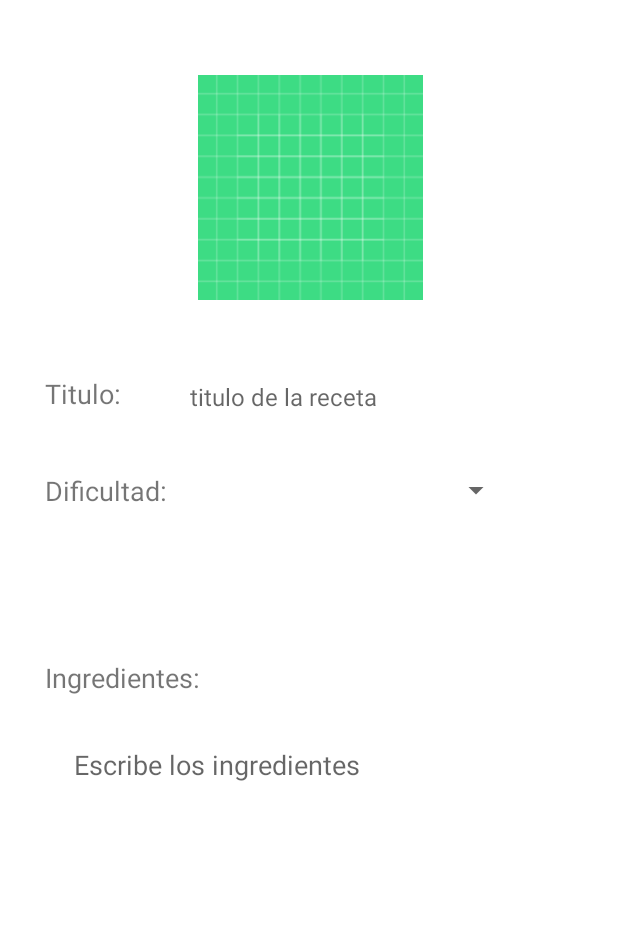
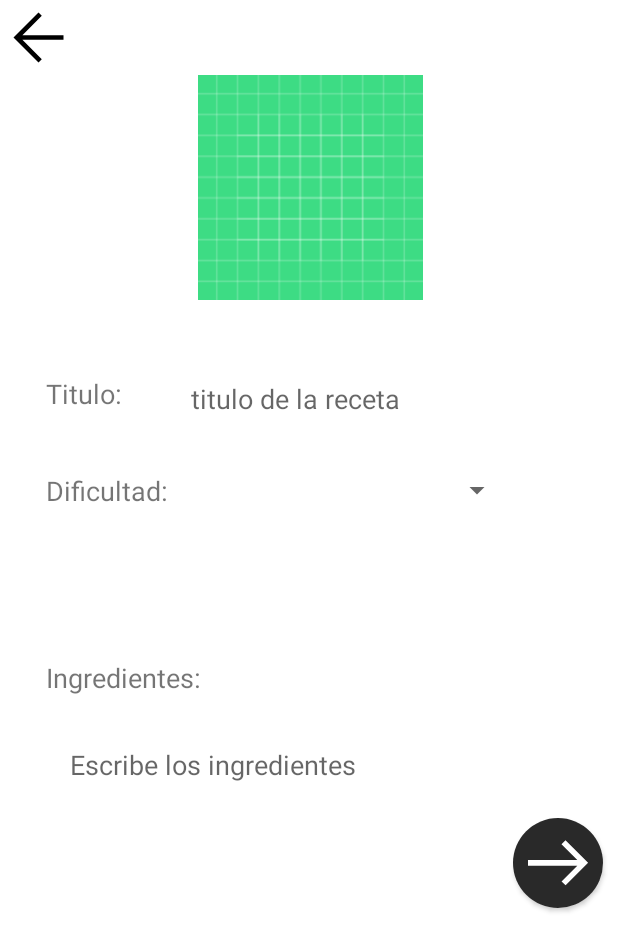
Before and after one commit to MarcoFidelVasquezRivera/spoon, an Android app: the CreateRecipeActivity screen opened directly, with no data from a screen before it, on a phone screen of 412 x 824 dp. Shown: the top 951 px of the screen. Run offline under Robolectric (Android 15) with nearby library versions, the phone set to English and light mode, and no system bars.

Commit message:
created view where the steps for the recipe are written

```diff
--- a/app/src/main/AndroidManifest.xml
+++ b/app/src/main/AndroidManifest.xml
@@ -11,6 +11,9 @@
         android:supportsRtl="true"
         android:theme="@style/Theme.Spooonapp"
         tools:targetApi="31">
+        <activity
+            android:name=".CreateRecipeStepsActivity"
+            android:exported="false" />
         <activity
             android:name=".CreateRecipeActivity"
             android:exported="false" />
--- a/app/src/main/java/com/example/spooon_app/CreateRecipeActivity.kt
+++ b/app/src/main/java/com/example/spooon_app/CreateRecipeActivity.kt
@@ -1,12 +1,37 @@
 package com.example.spooon_app
 
+import android.content.Intent
 import androidx.appcompat.app.AppCompatActivity
 import android.os.Bundle
+import androidx.activity.result.ActivityResult
+import androidx.activity.result.contract.ActivityResultContracts
+import com.example.spooon_app.databinding.ActivityCreateRecipeBinding
+import com.example.spooon_app.databinding.ActivityMainBinding
 
 class CreateRecipeActivity : AppCompatActivity() {
 
+    private val binding: ActivityCreateRecipeBinding by lazy{
+        ActivityCreateRecipeBinding.inflate(layoutInflater)
+    }
     override fun onCreate(savedInstanceState: Bundle?) {
         super.onCreate(savedInstanceState)
-        setContentView(R.layout.activity_create_recipe)
+        setContentView(binding.root)
+
+        binding.goBackBtn.setOnClickListener {
+            setResult(RESULT_CANCELED)
+            finish()
+        }
+
+        val launcher = registerForActivityResult(ActivityResultContracts.StartActivityForResult(),::onResult)
+        binding.createRecipeBtn.setOnClickListener {
+            binding.createRecipeBtn.setOnClickListener {
+                val intent = Intent(this, CreateRecipeStepsActivity::class.java)
+                launcher.launch(intent)
+            }
+        }
+
+    }
+    fun onResult(result: ActivityResult){
+
     }
 }
--- /dev/null
+++ b/app/src/main/res/drawable/arrow_back_48px.xml
@@ -0,0 +1,10 @@
+<vector xmlns:android="http://schemas.android.com/apk/res/android"
+    android:width="48dp"
+    android:height="48dp"
+    android:viewportWidth="960"
+    android:viewportHeight="960"
+    android:tint="?attr/colorControlNormal">
+  <path
+      android:fillColor="@android:color/white"
+      android:pathData="M480,800L160,480L480,160L522,202L274,450L800,450L800,510L274,510L522,758L480,800Z"/>
+</vector>
--- /dev/null
+++ b/app/src/main/res/drawable/arrow_right_alt_48px.xml
@@ -0,0 +1,10 @@
+<vector xmlns:android="http://schemas.android.com/apk/res/android"
+    android:width="48dp"
+    android:height="48dp"
+    android:viewportWidth="960"
+    android:viewportHeight="960"
+    android:tint="?attr/colorControlNormal">
+  <path
+      android:fillColor="@android:color/white"
+      android:pathData="M561,718L518,676L686,508L160,508L160,448L686,448L517,279L560,237L801,478L561,718Z"/>
+</vector>
--- a/app/src/main/res/layout/activity_create_recipe.xml
+++ b/app/src/main/res/layout/activity_create_recipe.xml
@@ -9,8 +9,8 @@
     android:layout_height="match_parent">
 
     <androidx.constraintlayout.widget.ConstraintLayout
-        android:layout_width="match_parent"
-        android:layout_height="match_parent"
+        android:layout_width="wrap_content"
+        android:layout_height="wrap_content"
         app:layout_constraintBottom_toBottomOf="parent"
         app:layout_constraintEnd_toEndOf="parent"
         app:layout_constraintStart_toStartOf="parent"
@@ -26,22 +26,6 @@
             android:spinnerMode="dropdown"
             app:layout_constraintStart_toEndOf="@+id/textView3"
             app:layout_constraintTop_toBottomOf="@+id/textView2" />
-
-        <EditText
-            android:id="@+id/ingredientsET"
-            style="@style/Widget.Material3.AutoCompleteTextView.OutlinedBox.Dense"
-            android:layout_width="345dp"
-            android:layout_height="wrap_content"
-            android:layout_marginStart="30dp"
-            android:layout_marginTop="20dp"
-            android:layout_marginEnd="30dp"
-            android:ems="10"
-            android:hint="Escribe los ingredientes"
-            android:inputType="textPersonName"
-            android:textSize="18dp"
-            app:layout_constraintEnd_toEndOf="parent"
-            app:layout_constraintStart_toStartOf="parent"
-            app:layout_constraintTop_toBottomOf="@+id/textView7" />
 
         <ImageView
             android:id="@+id/imageIV"
@@ -99,10 +83,61 @@
             android:ems="10"
             android:hint="titulo de la receta"
             android:inputType="textPersonName"
-            android:textSize="16dp"
+            android:textSize="18dp"
             app:layout_constraintEnd_toEndOf="parent"
             app:layout_constraintStart_toEndOf="@+id/textView2"
             app:layout_constraintTop_toBottomOf="@+id/imageIV" />
+
+        <EditText
+            android:id="@+id/ingredientsET"
+            style="@style/Widget.Material3.AutoCompleteTextView.OutlinedBox.Dense"
+            android:layout_width="0dp"
+            android:layout_height="wrap_content"
+            android:layout_marginStart="30dp"
+            android:layout_marginTop="20dp"
+            android:layout_marginEnd="30dp"
+            android:ems="10"
+            android:gravity="start|top"
+            android:hint="Escribe los ingredientes"
+            android:inputType="textMultiLine"
+            android:textSize="18dp"
+            app:layout_constraintEnd_toEndOf="parent"
+            app:layout_constraintStart_toStartOf="parent"
+            app:layout_constraintTop_toBottomOf="@+id/textView7" />
+
+        <androidx.cardview.widget.CardView
+            android:layout_width="wrap_content"
+            android:layout_height="wrap_content"
+            android:layout_marginTop="10dp"
+            android:layout_marginEnd="10dp"
+            android:layout_marginBottom="10dp"
+            app:cardCornerRadius="30dp"
+            app:layout_constraintBottom_toBottomOf="parent"
+            app:layout_constraintEnd_toEndOf="parent"
+            app:layout_constraintTop_toBottomOf="@+id/ingredientsET">
+
+            <androidx.constraintlayout.widget.ConstraintLayout
+                android:id="@+id/createRecipeBtn"
+                android:layout_width="60dp"
+                android:layout_height="60dp"
+                android:background="@drawable/arrow_right_alt_48px"
+                android:backgroundTint="#292929"
+                android:backgroundTintMode="screen">
+
+            </androidx.constraintlayout.widget.ConstraintLayout>
+        </androidx.cardview.widget.CardView>
+
+        <androidx.constraintlayout.widget.ConstraintLayout
+            android:id="@+id/goBackBtn"
+            android:layout_width="50dp"
+            android:layout_height="50dp"
+            android:background="@drawable/arrow_back_48px"
+            android:backgroundTint="#000000"
+            app:layout_constraintStart_toStartOf="parent"
+            app:layout_constraintTop_toTopOf="parent">
+
+        </androidx.constraintlayout.widget.ConstraintLayout>
+
     </androidx.constraintlayout.widget.ConstraintLayout>
 
 </androidx.constraintlayout.widget.ConstraintLayout>
```
Also changed, not shown: app/src/main/java/com/example/spooon_app/CreateRecipeStepsActivity.kt (added, +23 -0 lines), app/src/main/res/drawable/done_48px.xml (added, +10 -0 lines), app/src/main/res/layout/activity_create_recipe_steps.xml (added, +72 -0 lines).
